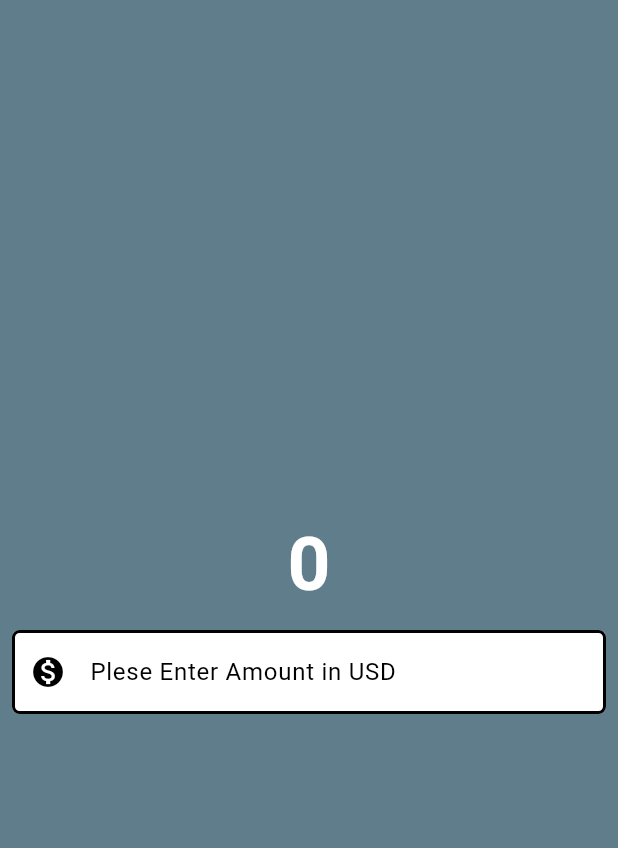
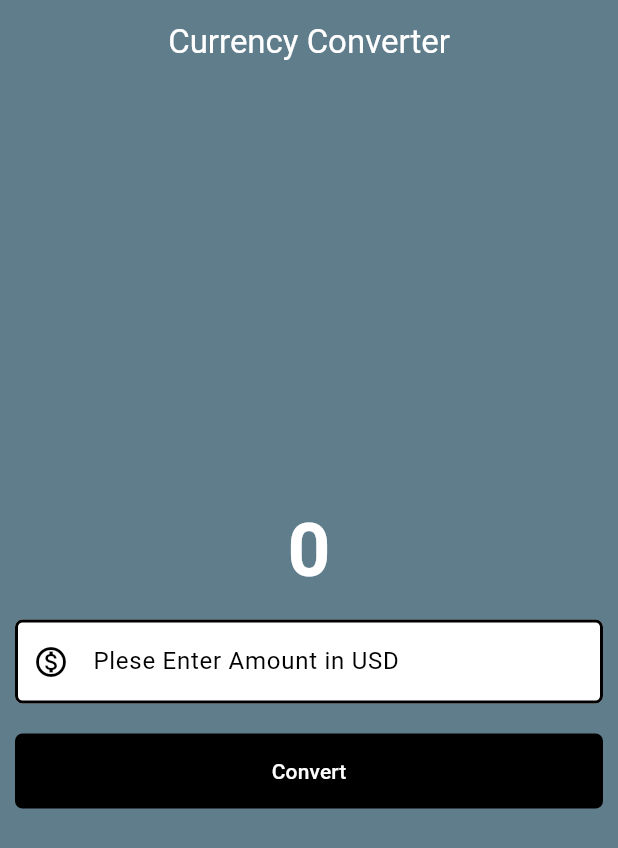
Before and after one commit to Rishi2553/currency_converter, a Flutter app: the screen it shows after launch, on a phone screen of 412 x 824 dp. Shown: the top 848 px of the screen. Run offline on Flutter 3.47's test engine with Material 3 defaults, Android fonts, the phone set to English and light mode, and no system bars.

Commit message:
created button and appbar and tittle

```diff
--- a/lib/currency_convrerter_material_app.dart
+++ b/lib/currency_convrerter_material_app.dart
@@ -1,3 +1,4 @@
+import 'package:flutter/foundation.dart';
 import 'package:flutter/material.dart';
 
 class CurrencyConvrerterMaterialApp extends StatelessWidget{
@@ -14,7 +15,18 @@ class CurrencyConvrerterMaterialApp extends StatelessWidget{
                   ),
               );
     return  Scaffold(
+      appBar: AppBar(
+        backgroundColor: Colors.blueGrey,
+        title: Text(
+          "Currency Converter",
+          style: TextStyle(
+            color: Colors.white,
+          ),
+          ),
+        centerTitle: true,
+      ),
       backgroundColor: Colors.blueGrey,
+
       body: Center(
         child: Column(
           mainAxisAlignment: MainAxisAlignment.center,
@@ -28,7 +40,7 @@ class CurrencyConvrerterMaterialApp extends StatelessWidget{
           ),
           ),
           Padding(
-            padding: const EdgeInsets.all(8.0),
+            padding: const EdgeInsets.all(10.0),
             child: TextField(
               style: const TextStyle(
                 color: Colors.black,
@@ -38,7 +50,7 @@ class CurrencyConvrerterMaterialApp extends StatelessWidget{
                 hintStyle: const TextStyle(
                   color: Colors.black,
                 ),
-                prefixIcon: const Icon(Icons.monetization_on),
+                prefixIcon: const Icon(Icons.monetization_on_outlined),
                 prefixIconColor: Colors.black,
                 filled: true,
                 fillColor: Colors.white,
@@ -51,6 +63,31 @@ class CurrencyConvrerterMaterialApp extends StatelessWidget{
               ),
             ),
           ),
+          Padding(
+            padding: const EdgeInsets.all(10.0),
+            child: TextButton(
+              onPressed: (){
+                if(kDebugMode){
+                   print("button clicked");
+                }
+
+              },
+              style: TextButton.styleFrom(
+                backgroundColor: Colors.black,
+                foregroundColor: Colors.white,
+                minimumSize:
+                  const Size(double.infinity, 50),
+
+
+                  shape:
+                  RoundedRectangleBorder(
+                    borderRadius: BorderRadius.circular(5),
+                  ),
+
+              ),
+               child: const Text("Convert")
+               ),
+          ),
         ],
       ),
       ),
```
